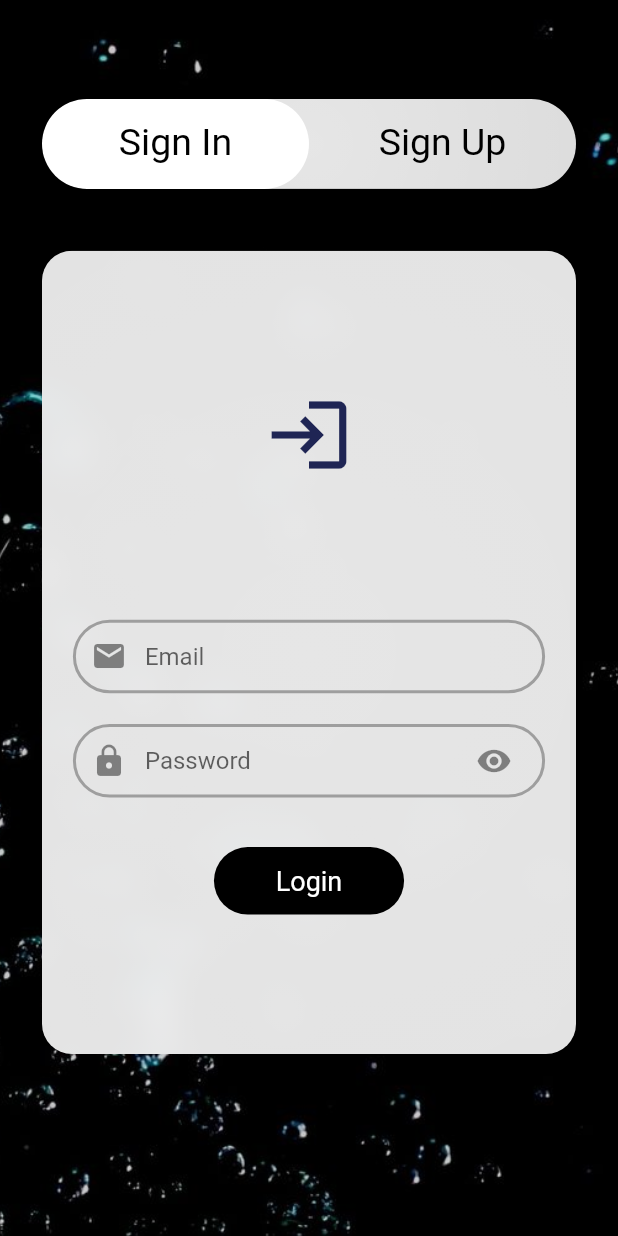
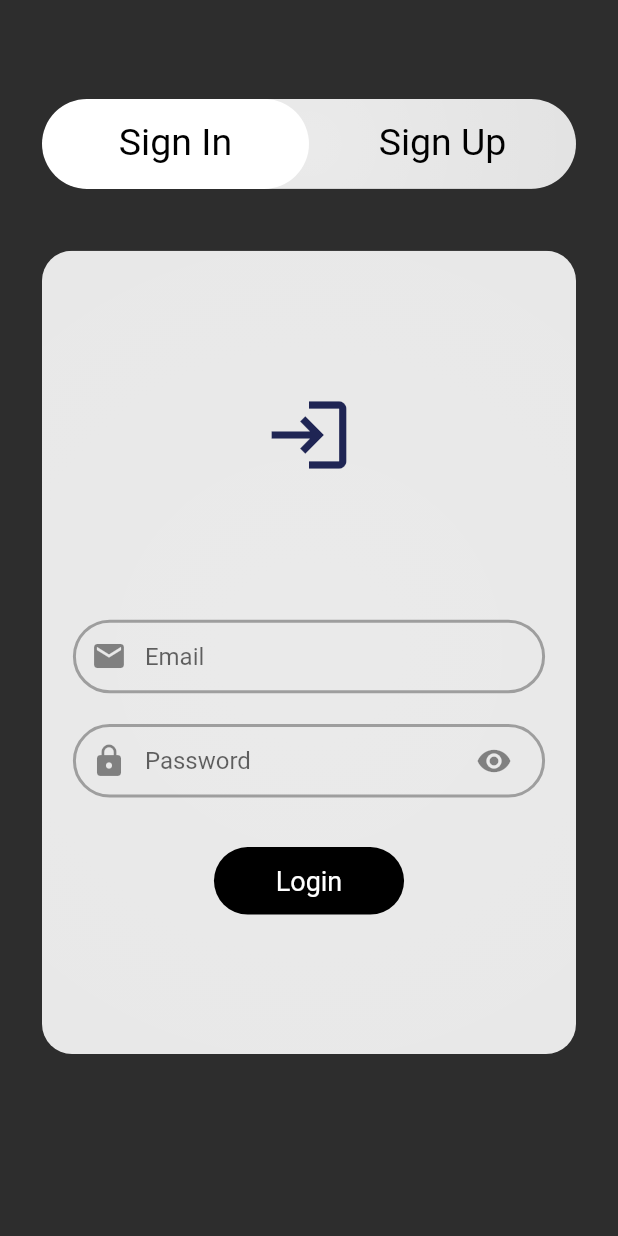
Before and after one commit to rfqma/matkul-tpm, a Flutter app: the screen it shows after launch, on a phone screen of 412 x 824 dp. Run offline on Flutter 3.47's test engine with Material 2 defaults, Android fonts, the light colour scheme and no system bars; our stand-ins replace flutter_svg, google_fonts, hive, hive_flutter, sizer, table_calendar and 1 more; missing offline and left inert: regexpattern; accounts and stored records are empty.

Commit message:
[Initialization/Structure/UI] Update Tugas Akhir - Update Update Home…

```diff
--- a/Tugas/tugas_akhir/lib/data/api.dart
+++ b/Tugas/tugas_akhir/lib/data/api.dart
@@ -1,8 +1,8 @@
 import 'dart:convert';
 import 'package:flutter/material.dart';
-import 'package:tugas_akhir/models/cat_model.dart';
-import 'package:tugas_akhir/models/cat_gallery.dart';
-import 'package:tugas_akhir/models/cat_image.dart';
+import 'package:tugas_akhir/models/catModels/cat_model.dart';
+import 'package:tugas_akhir/models/catModels/cat_gallery.dart';
+import 'package:tugas_akhir/models/catModels/cat_image.dart';
 import 'package:http/http.dart' as http;
 
 class ApiService {
--- a/Tugas/tugas_akhir/lib/main.dart
+++ b/Tugas/tugas_akhir/lib/main.dart
@@ -5,7 +5,7 @@ import 'package:hive_flutter/hive_flutter.dart';
 import 'package:sizer/sizer.dart';
 
 import 'package:tugas_akhir/screens/Login/login_screen.dart';
-import 'package:tugas_akhir/models/user_model.dart';
+import 'package:tugas_akhir/models/userModels/user_model.dart';
 
 void main() async {
   await Hive.initFlutter();
--- a/Tugas/tugas_akhir/lib/models/user_model.dart
+++ b/Tugas/tugas_akhir/lib/models/userModels/user_model.dart
@@ -1,6 +1,6 @@
 import 'package:hive/hive.dart';
 
-part 'user_model.g.dart';
+part '../catModels/user_model.g.dart';
 
 @HiveType(typeId: 1)
 class User {
--- a/Tugas/tugas_akhir/lib/screens/BottomNavigation/home_screen.dart
+++ b/Tugas/tugas_akhir/lib/screens/BottomNavigation/home_screen.dart
@@ -3,7 +3,7 @@
 import 'package:flutter/material.dart';
 import 'package:google_fonts/google_fonts.dart';
 import 'package:hive_flutter/adapters.dart';
-import 'package:tugas_akhir/models/user_model.dart';
+import 'package:tugas_akhir/models/userModels/user_model.dart';
 import 'package:tugas_akhir/screens/Home/CatLists/cat_screen.dart';
 import 'package:tugas_akhir/screens/Home/currency_screen.dart';
 import 'package:tugas_akhir/screens/Home/time_screen.dart';
@@ -28,6 +28,7 @@ class HomeScreen extends StatelessWidget {
     Size size = MediaQuery.of(context).size;
 
     return Scaffold(
+      backgroundColor: ThemeColor.darkBackground,
       appBar: AppBar(
         title: Text(
           "Welcome, ${user.fullName}",
--- a/Tugas/tugas_akhir/lib/screens/Home/CatLists/detail_screen.dart
+++ b/Tugas/tugas_akhir/lib/screens/Home/CatLists/detail_screen.dart
@@ -2,7 +2,7 @@ import 'package:google_fonts/google_fonts.dart';
 import 'package:tugas_akhir/utilities/constants.dart';
 import 'package:tugas_akhir/widgets/cat/appbar_photo_and_title.dart';
 import 'package:flutter/material.dart';
-import 'package:tugas_akhir/models/cat_model.dart';
+import 'package:tugas_akhir/models/catModels/cat_model.dart';
 import 'package:tugas_akhir/widgets/cat/categories.dart';
 import 'package:sizer/sizer.dart';
 import 'package:url_launcher/url_launcher.dart';
@@ -115,6 +115,9 @@ class DetailsScreen extends StatelessWidget {
                                     ),
                                   )
                                 : const SizedBox(),
+                            const SizedBox(
+                              height: 50,
+                            ),
                           ],
                         ),
                       ),
--- a/Tugas/tugas_akhir/lib/screens/Home/CatLists/gallery_screen.dart
+++ b/Tugas/tugas_akhir/lib/screens/Home/CatLists/gallery_screen.dart
@@ -1,7 +1,7 @@
 import 'package:tugas_akhir/data/api.dart';
-import 'package:tugas_akhir/models/cat_gallery.dart';
+import 'package:tugas_akhir/models/catModels/cat_gallery.dart';
 import 'package:flutter/material.dart';
-import 'package:tugas_akhir/models/cat_model.dart';
+import 'package:tugas_akhir/models/catModels/cat_model.dart';
 import 'package:sizer/sizer.dart';
 import 'package:url_launcher/url_launcher.dart';
 
--- a/Tugas/tugas_akhir/lib/screens/Home/user_screen.dart
+++ b/Tugas/tugas_akhir/lib/screens/Home/user_screen.dart
@@ -3,7 +3,7 @@
 import 'package:flutter/material.dart';
 import 'package:google_fonts/google_fonts.dart';
 import 'package:hive_flutter/adapters.dart';
-import 'package:tugas_akhir/models/user_model.dart';
+import 'package:tugas_akhir/models/userModels/user_model.dart';
 import 'package:tugas_akhir/screens/Login/login_screen.dart';
 import 'package:tugas_akhir/utilities/constants.dart';
 import 'package:tugas_akhir/widgets/app/base_screen.dart';
--- a/Tugas/tugas_akhir/lib/screens/login/sign-in.dart
+++ b/Tugas/tugas_akhir/lib/screens/login/sign-in.dart
@@ -2,7 +2,7 @@
 
 import 'package:flutter/material.dart';
 import 'package:hive_flutter/hive_flutter.dart';
-import 'package:tugas_akhir/models/user_model.dart';
+import 'package:tugas_akhir/models/userModels/user_model.dart';
 import 'package:tugas_akhir/screens/BottomNavigation/home_screen.dart';
 import 'package:tugas_akhir/utilities/validation.dart';
 import 'package:tugas_akhir/utilities/constants.dart';
--- a/Tugas/tugas_akhir/lib/screens/login/sign-up.dart
+++ b/Tugas/tugas_akhir/lib/screens/login/sign-up.dart
@@ -2,7 +2,7 @@
 
 import 'package:flutter/material.dart';
 import 'package:google_fonts/google_fonts.dart';
-import 'package:tugas_akhir/models/user_model.dart';
+import 'package:tugas_akhir/models/userModels/user_model.dart';
 import 'package:tugas_akhir/screens/Login/login_screen.dart';
 import 'package:tugas_akhir/utilities/validation.dart';
 import 'package:tugas_akhir/utilities/constants.dart';
--- a/Tugas/tugas_akhir/lib/widgets/app/base_screen.dart
+++ b/Tugas/tugas_akhir/lib/widgets/app/base_screen.dart
@@ -27,10 +27,7 @@ class BaseScreen extends StatelessWidget {
   Widget generateBluredImage() {
     return Container(
       decoration: const BoxDecoration(
-        image: DecorationImage(
-          image: AssetImage(backgroundImage),
-          fit: BoxFit.cover,
-        ),
+        color: Color.fromARGB(255, 56, 56, 56),
       ),
       child: BackdropFilter(
         filter: ImageFilter.blur(sigmaX: 0.1, sigmaY: 0.1),
--- a/Tugas/tugas_akhir/lib/widgets/app/custom_card.dart
+++ b/Tugas/tugas_akhir/lib/widgets/app/custom_card.dart
@@ -2,7 +2,7 @@
 
 import 'package:flutter/material.dart';
 import 'package:google_fonts/google_fonts.dart';
-import 'package:tugas_akhir/models/user_model.dart';
+import 'package:tugas_akhir/models/userModels/user_model.dart';
 import 'package:tugas_akhir/utilities/constants.dart';
 import 'package:tugas_akhir/widgets/app/custom_modal.dart';
 import 'package:tugas_akhir/widgets/app/custom_alert_dialog.dart';
--- a/Tugas/tugas_akhir/lib/widgets/app/custom_modal.dart
+++ b/Tugas/tugas_akhir/lib/widgets/app/custom_modal.dart
@@ -4,7 +4,7 @@ import 'dart:ui';
 
 import 'package:flutter/material.dart';
 import 'package:hive_flutter/hive_flutter.dart';
-import 'package:tugas_akhir/models/user_model.dart';
+import 'package:tugas_akhir/models/userModels/user_model.dart';
 import 'package:tugas_akhir/utilities/validation.dart';
 import 'package:tugas_akhir/utilities/constants.dart';
 import 'package:tugas_akhir/widgets/app/custom_button.dart';
--- a/Tugas/tugas_akhir/lib/widgets/cat/appbar_photo_and_title.dart
+++ b/Tugas/tugas_akhir/lib/widgets/cat/appbar_photo_and_title.dart
@@ -3,7 +3,7 @@ import 'package:google_fonts/google_fonts.dart';
 import 'package:tugas_akhir/screens/Home/CatLists/gallery_screen.dart';
 import 'package:sizer/sizer.dart';
 import 'package:tugas_akhir/data/api.dart';
-import 'package:tugas_akhir/models/cat_model.dart';
+import 'package:tugas_akhir/models/catModels/cat_model.dart';
 
 import 'package:tugas_akhir/utilities/constants.dart';
 
--- a/Tugas/tugas_akhir/lib/widgets/cat/categories.dart
+++ b/Tugas/tugas_akhir/lib/widgets/cat/categories.dart
@@ -2,7 +2,7 @@ import 'package:flutter/material.dart';
 import 'package:tugas_akhir/widgets/cat/horizontally_scroll_items.dart';
 import 'package:sizer/sizer.dart';
 
-import 'package:tugas_akhir/models/cat_model.dart';
+import 'package:tugas_akhir/models/catModels/cat_model.dart';
 
 class Categories extends StatelessWidget {
   final Cat cat;
--- a/Tugas/tugas_akhir/lib/widgets/cat/item_card.dart
+++ b/Tugas/tugas_akhir/lib/widgets/cat/item_card.dart
@@ -2,7 +2,7 @@ import 'package:tugas_akhir/data/api.dart';
 import 'package:tugas_akhir/utilities/constants.dart';
 import 'package:tugas_akhir/screens/Home/CatLists/detail_screen.dart';
 import 'package:flutter/material.dart';
-import 'package:tugas_akhir/models/cat_model.dart';
+import 'package:tugas_akhir/models/catModels/cat_model.dart';
 import 'package:sizer/sizer.dart';
 
 class ItemCard extends StatefulWidget {
```
Also changed, not shown: Tugas/tugas_akhir/lib/models/catModels/cat_gallery.dart (renamed from Tugas/tugas_akhir/lib/models/cat_gallery.dart), Tugas/tugas_akhir/lib/models/catModels/cat_image.dart (renamed from Tugas/tugas_akhir/lib/models/cat_image.dart), Tugas/tugas_akhir/lib/models/catModels/cat_model.dart (renamed from Tugas/tugas_akhir/lib/models/cat_model.dart), Tugas/tugas_akhir/lib/models/catModels/user_model.g.dart.
